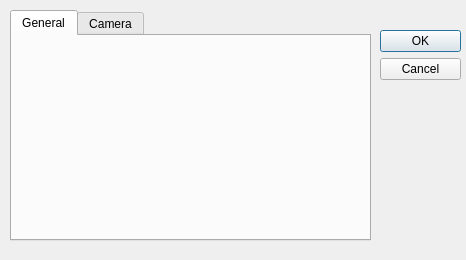
Qt form core/smartbody/sbm-debugger/gui/designer/SettingsDialog.ui (DrAlta/smartbody) before a commit.
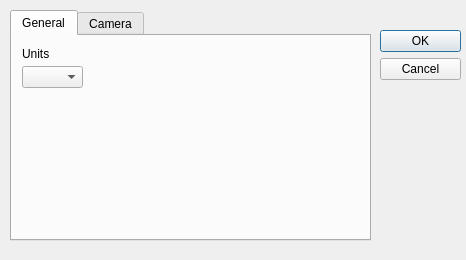
The same form after that commit. The open tabs and pages were chosen to show the change.

Commit message: sbm- pawns updates are now sent to the sbm debugger. added a m or cm option in the settings dialog

```diff
--- a/core/smartbody/sbm-debugger/gui/designer/SettingsDialog.ui
+++ b/core/smartbody/sbm-debugger/gui/designer/SettingsDialog.ui
@@ -45,6 +45,29 @@
     <attribute name="title">
      <string>General</string>
     </attribute>
+    <widget class="QComboBox" name="unitsBox">
+     <property name="geometry">
+      <rect>
+       <x>10</x>
+       <y>30</y>
+       <width>61</width>
+       <height>22</height>
+      </rect>
+     </property>
+    </widget>
+    <widget class="QLabel" name="label">
+     <property name="geometry">
+      <rect>
+       <x>10</x>
+       <y>10</y>
+       <width>61</width>
+       <height>16</height>
+      </rect>
+     </property>
+     <property name="text">
+      <string>Units</string>
+     </property>
+    </widget>
    </widget>
    <widget class="QWidget" name="camera_tab">
     <attribute name="title">
```
Left out of the diff: 2 changed lines with no effect on the pictures. The commit also changes 14 other files.
